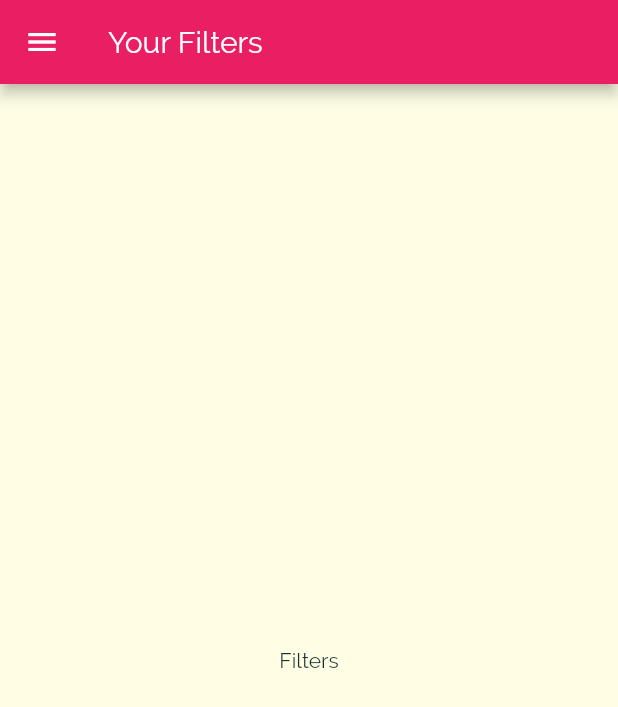
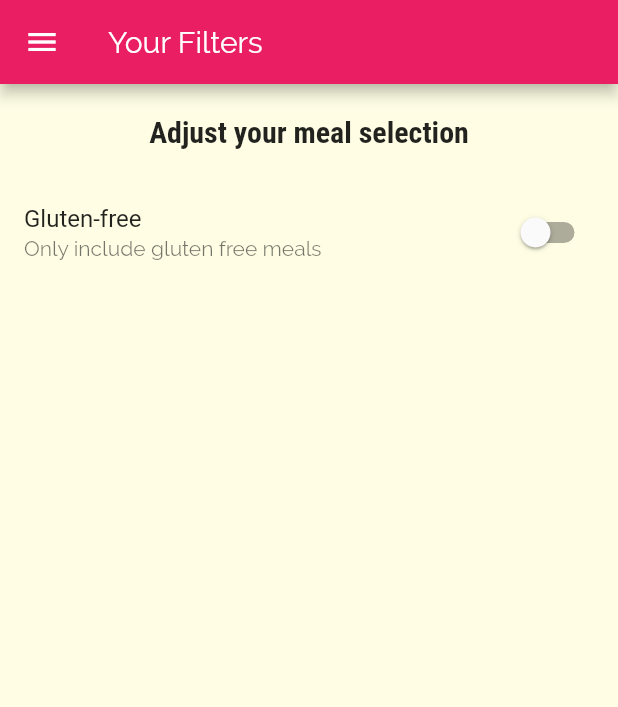
Before and after one commit to mezez/mez_meals, a Flutter app: the FiltersScreen screen opened by its route, on a phone screen of 412 x 824 dp. Shown: the top 707 px of the screen. Run offline on Flutter 3.47's test engine with Material 2 defaults, Android fonts, the phone set to English and light mode, and no system bars.

Commit message:
filters scaffold

```diff
--- a/lib/screens/filters_screen.dart
+++ b/lib/screens/filters_screen.dart
@@ -1,17 +1,52 @@
 import 'package:flutter/material.dart';
 import 'package:new_mez_meals/widgets/main_drawer.dart';
 
-class FiltersScreen extends StatelessWidget {
+class FiltersScreen extends StatefulWidget {
   static const routeName = '/filters';
+
+  @override
+  _FiltersScreenState createState() => _FiltersScreenState();
+}
+
+class _FiltersScreenState extends State<FiltersScreen> {
+  bool _glutenFree = false;
+  bool _vegetarian = false;
+  bool _vegan = false;
+  bool _lactoseFree = false;
+
   @override
   Widget build(BuildContext context) {
     return Scaffold(
-        appBar: AppBar(
-          title: Text('Your Filters'),
-        ),
-        drawer: MainDrawer(),
-        body: Center(
-          child: Text('Filters'),
-        ));
+      appBar: AppBar(
+        title: Text('Your Filters'),
+      ),
+      drawer: MainDrawer(),
+      body: Column(
+        children: <Widget>[
+          Container(
+            padding: EdgeInsets.all(20),
+            child: Text(
+              'Adjust your meal selection',
+              style: Theme.of(context).textTheme.title,
+            ),
+          ),
+          //Expanded child widget takes up as muuch space as it can get
+          Expanded(
+              child: ListView(
+            children: <Widget>[
+              SwitchListTile(
+                  title: Text('Gluten-free'),
+                  value: _glutenFree,
+                  subtitle: Text('Only include gluten free meals'),
+                  onChanged: (newValue) {
+                    setState(() {
+                      _glutenFree = newValue;
+                    });
+                  })
+            ],
+          ))
+        ],
+      ),
+    );
   }
 }
```
Also changed, not shown: lib/screens/category_meals_screen.dart (+46 -18 lines), lib/screens/meal_detail_screen.dart (+11 -1 lines), lib/widgets/meal_item.dart (+10 -2 lines).
